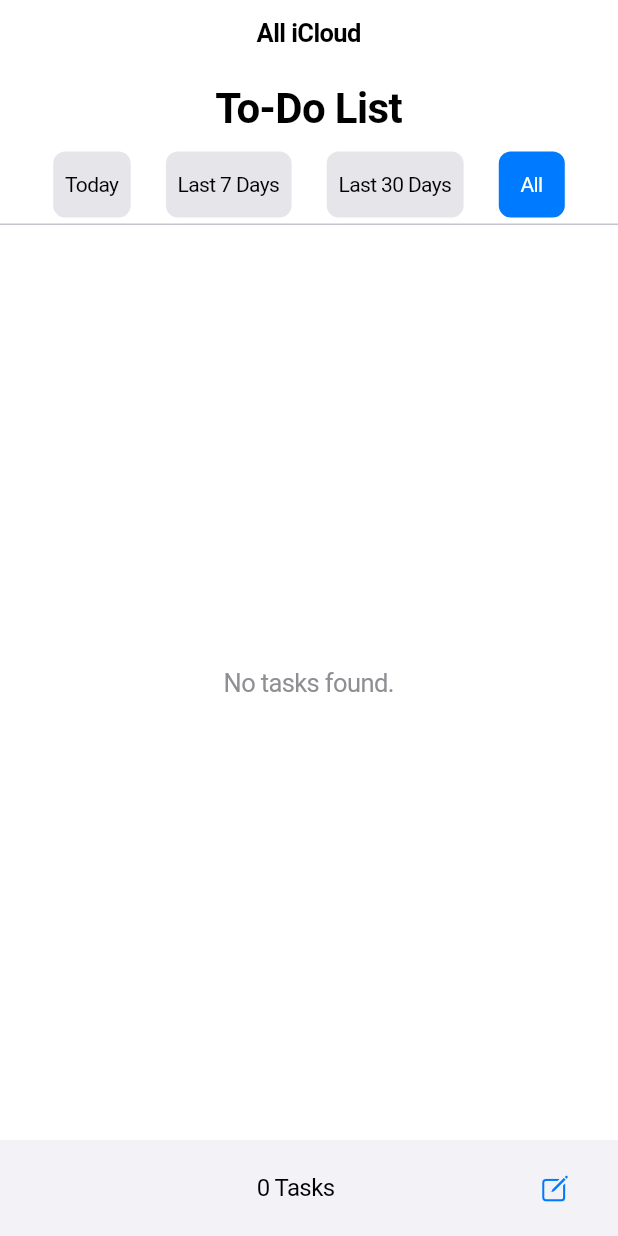
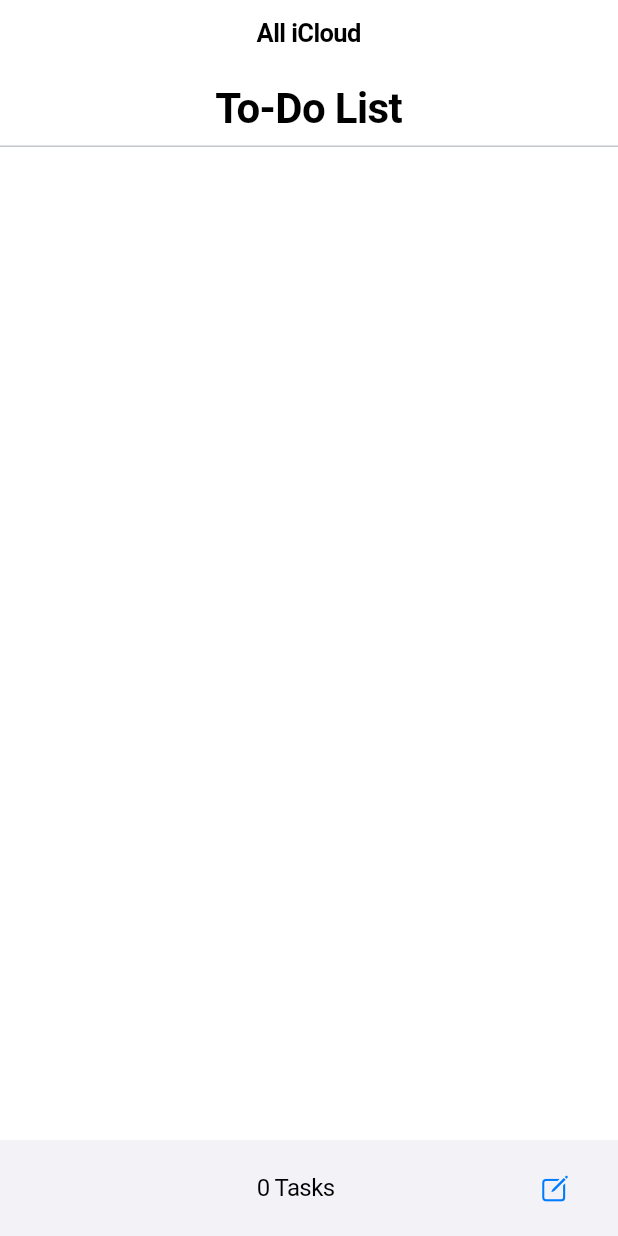
Before and after one commit to Macabali-Adrian-Mhaki-Enorme/task, a Flutter app: the screen it shows after launch, on a phone screen of 412 x 824 dp. Run offline on Flutter 3.47's test engine with Material 3 defaults, Android fonts, the phone set to English and light mode, and no system bars; our stand-ins replace hive_flutter; accounts and stored records are empty.

Commit message:
Update 12:45AM

```diff
--- a/lib/main.dart
+++ b/lib/main.dart
@@ -7,10 +7,6 @@ void main() async {
   WidgetsFlutterBinding.ensureInitialized();
   await Hive.initFlutter();
   await Hive.openBox('database');
-
-  // Uncomment below line ONLY ONCE to clear malformed data, then comment it again
-  // await Hive.box('database').clear();
-
   runApp(const CupertinoApp(
     debugShowCheckedModeBanner: false,
     home: MyApp(),
@@ -24,46 +20,19 @@ class MyApp extends StatefulWidget {
   State<MyApp> createState() => _MyAppState();
 }
 
-enum FilterType { today, last7days, last30days, all }
-
 class _MyAppState extends State<MyApp> {
   final TextEditingController _addTaskController = TextEditingController();
   final Box box = Hive.box('database');
   List<Map<String, dynamic>> todoList = [];
-  FilterType currentFilter = FilterType.all;
 
   @override
   void initState() {
     super.initState();
-    _loadTodoList();
+    final stored = box.get('todo');
+    todoList = stored != null ? List<Map<String, dynamic>>.from(stored) : [];
   }
 
-  void _loadTodoList() {
-    final stored = box.get('todo');
-    if (stored is List) {
-      todoList = stored
-          .whereType<Map>()
-          .map<Map<String, dynamic>>((item) {
-        final task = item['task']?.toString() ?? '';
-        final status = item['status'] == true;
-        final createdAt = item['createdAt']?.toString() ?? DateTime.now().toIso8601String();
-
-        return {
-          'task': task,
-          'status': status,
-          'createdAt': createdAt,
-        };
-      }).toList();
-    } else {
-      todoList = [];
-    }
-  }
-
-  void _saveToHive() {
-    if (box.isOpen) {
-      box.put('todo', todoList);
-    }
-  }
+  void _saveToHive() => box.put('todo', todoList);
 
   void _addTask(String task) {
     setState(() {
@@ -148,52 +117,39 @@ class _MyAppState extends State<MyApp> {
     );
   }
 
-  List<Map<String, dynamic>> getFilteredTasks() {
+  Map<String, List<Map<String, dynamic>>> groupTasksByDateRange() {
     final now = DateTime.now();
-    return todoList.where((task) {
-      if (task['createdAt'] == null || task['createdAt'].toString().isEmpty) return false;
+    List<Map<String, dynamic>> today = [];
+    List<Map<String, dynamic>> last7 = [];
+    List<Map<String, dynamic>> last30 = [];
 
+    for (var task in todoList) {
+      if (task['createdAt'] == null) continue;
       DateTime created;
       try {
         created = DateTime.parse(task['createdAt']);
-      } catch (e) {
-        return false;
+      } catch (_) {
+        continue;
       }
 
-      switch (currentFilter) {
-        case FilterType.today:
-          return created.year == now.year &&
-              created.month == now.month &&
-              created.day == now.day;
-        case FilterType.last7days:
-          return created.isAfter(now.subtract(const Duration(days: 7)));
-        case FilterType.last30days:
-          return created.isAfter(now.subtract(const Duration(days: 30)));
-        case FilterType.all:
-          return true;
+      if (isSameDay(created, now)) {
+        today.add(task);
+      } else if (created.isAfter(now.subtract(const Duration(days: 7)))) {
+        last7.add(task);
+      } else if (created.isAfter(now.subtract(const Duration(days: 30)))) {
+        last30.add(task);
       }
-    }).toList();
     }
 
-  Widget buildFilterButton(String label, FilterType type) {
-    final isSelected = currentFilter == type;
-    return CupertinoButton(
-      padding: const EdgeInsets.symmetric(horizontal: 8, vertical: 4),
-      color: isSelected ? CupertinoColors.activeBlue : CupertinoColors.systemGrey5,
-      borderRadius: BorderRadius.circular(8),
-      onPressed: () {
-        setState(() {
-          currentFilter = type;
-        });
-      },
-      child: Text(
-        label,
-        style: TextStyle(
-          color: isSelected ? CupertinoColors.white : CupertinoColors.black,
-          fontSize: 14,
-        ),
-      ),
-    );
+    return {
+      'Today': today,
+      'Previous 7 Days': last7,
+      'Previous 30 Days': last30,
+    };
+  }
+
+  bool isSameDay(DateTime a, DateTime b) {
+    return a.year == b.year && a.month == b.month && a.day == b.day;
   }
 
   String formatDateTime(String isoString) {
@@ -205,65 +161,20 @@ class _MyAppState extends State<MyApp> {
     }
   }
 
-  @override
-  Widget build(BuildContext context) {
-    final filteredTasks = getFilteredTasks();
-
-    return CupertinoPageScaffold(
-      navigationBar: const CupertinoNavigationBar(
-        middle: Text('All iCloud', style: TextStyle(color: CupertinoColors.black)),
-      ),
-      child: SafeArea(
-        child: Column(
-          children: [
-            const Padding(
-              padding: EdgeInsets.fromLTRB(20, 12, 20, 8),
-              child: Center(
-                child: Text(
-                  'To-Do List',
-                  style: TextStyle(fontSize: 28, fontWeight: FontWeight.bold),
-                ),
-              ),
-            ),
-            Padding(
-              padding: const EdgeInsets.symmetric(horizontal: 12, vertical: 4),
-              child: Row(
-                mainAxisAlignment: MainAxisAlignment.spaceEvenly,
-                children: [
-                  buildFilterButton('Today', FilterType.today),
-                  buildFilterButton('Last 7 Days', FilterType.last7days),
-                  buildFilterButton('Last 30 Days', FilterType.last30days),
-                  buildFilterButton('All', FilterType.all),
-                ],
-              ),
-            ),
-            const Divider(height: 1),
-            Expanded(
-              child: filteredTasks.isEmpty
-                  ? const Center(
-                child: Text(
-                  'No tasks found.',
-                  style: TextStyle(color: CupertinoColors.systemGrey),
-                ),
-              )
-                  : ListView.builder(
-                itemCount: filteredTasks.length,
-                itemBuilder: (context, index) {
-                  final task = filteredTasks[index];
+  Widget buildTaskTile(Map<String, dynamic> task) {
+    final createdTime = formatDateTime(task['createdAt']);
     final realIndex = todoList.indexWhere((t) =>
-                  t['task'] == task['task'] &&
-                      t['createdAt'] == task['createdAt']);
-                  final createdTime = formatDateTime(task['createdAt']);
+    t['task'] == task['task'] && t['createdAt'] == task['createdAt']);
 
     return GestureDetector(
       onTap: () => _toggleStatus(realIndex),
       onLongPress: () => _showDeleteDialog(realIndex),
       child: Container(
+        padding: const EdgeInsets.symmetric(horizontal: 20, vertical: 12),
         decoration: const BoxDecoration(
           border: Border(
               bottom: BorderSide(color: CupertinoColors.systemGrey5)),
         ),
-                      padding: const EdgeInsets.symmetric(horizontal: 20, vertical: 12),
         child: Column(
           crossAxisAlignment: CrossAxisAlignment.start,
           children: [
@@ -306,7 +217,45 @@ class _MyAppState extends State<MyApp> {
         ),
       ),
     );
-                },
+  }
+
+  @override
+  Widget build(BuildContext context) {
+    final groupedTasks = groupTasksByDateRange();
+
+    return CupertinoPageScaffold(
+      navigationBar: const CupertinoNavigationBar(
+        middle: Text('All iCloud', style: TextStyle(color: CupertinoColors.black)),
+      ),
+      child: SafeArea(
+        child: Column(
+          children: [
+            const Padding(
+              padding: EdgeInsets.fromLTRB(20, 12, 20, 8),
+              child: Center(
+                child: Text(
+                  'To-Do List',
+                  style: TextStyle(fontSize: 28, fontWeight: FontWeight.bold),
+                ),
+              ),
+            ),
+            const Divider(height: 1),
+            Expanded(
+              child: ListView(
+                children: [
+                  for (final section in ['Today', 'Previous 7 Days', 'Previous 30 Days'])
+                    if (groupedTasks[section]!.isNotEmpty) ...[
+                      Padding(
+                        padding: const EdgeInsets.fromLTRB(20, 16, 0, 4),
+                        child: Text(section,
+                            style: const TextStyle(
+                                fontSize: 20,
+                                fontWeight: FontWeight.bold,
+                                color: CupertinoColors.black)),
+                      ),
+                      ...groupedTasks[section]!.map(buildTaskTile).toList(),
+                    ],
+                ],
               ),
             ),
             Container(
@@ -316,7 +265,7 @@ class _MyAppState extends State<MyApp> {
                 mainAxisAlignment: MainAxisAlignment.spaceBetween,
                 children: [
                   const Text('       '),
-                  Text('${filteredTasks.length} Task${filteredTasks.length == 1 ? '' : 's'}',
+                  Text('${todoList.length} Task${todoList.length == 1 ? '' : 's'}',
                       style: const TextStyle(fontSize: 16)),
                   CupertinoButton(
                     padding: EdgeInsets.zero,
```
Lines whose indentation alone changed are shown as unchanged.
